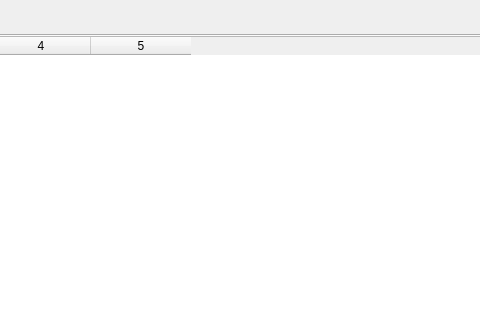
Above: UI/mainWindow.ui from 413180794/EPLRS_station before the change; both pictures show x 312 to 792 and y 0 to 320 of the 1018 by 511 pixel window. Below: the same form after it.
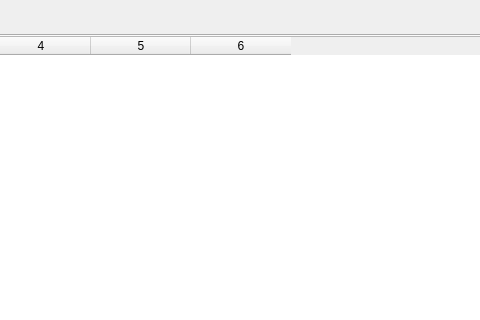
That is the form after the change. The open tabs and pages were chosen to show the change.

Diff of the .ui file:
```diff
--- a/UI/mainWindow.ui
+++ b/UI/mainWindow.ui
@@ -513,7 +513,7 @@
        <enum>Qt::ElideMiddle</enum>
       </property>
       <property name="columnCount">
-       <number>5</number>
+       <number>6</number>
       </property>
       <attribute name="horizontalHeaderCascadingSectionResizes">
        <bool>false</bool>
@@ -532,6 +532,7 @@
       <column/>
       <column/>
       <column/>
+      <column/>
      </widget>
     </widget>
     <widget class="QWidget" name="Measure_tab">
```
Left out of the diff: 2 changed lines with no effect on the pictures.
